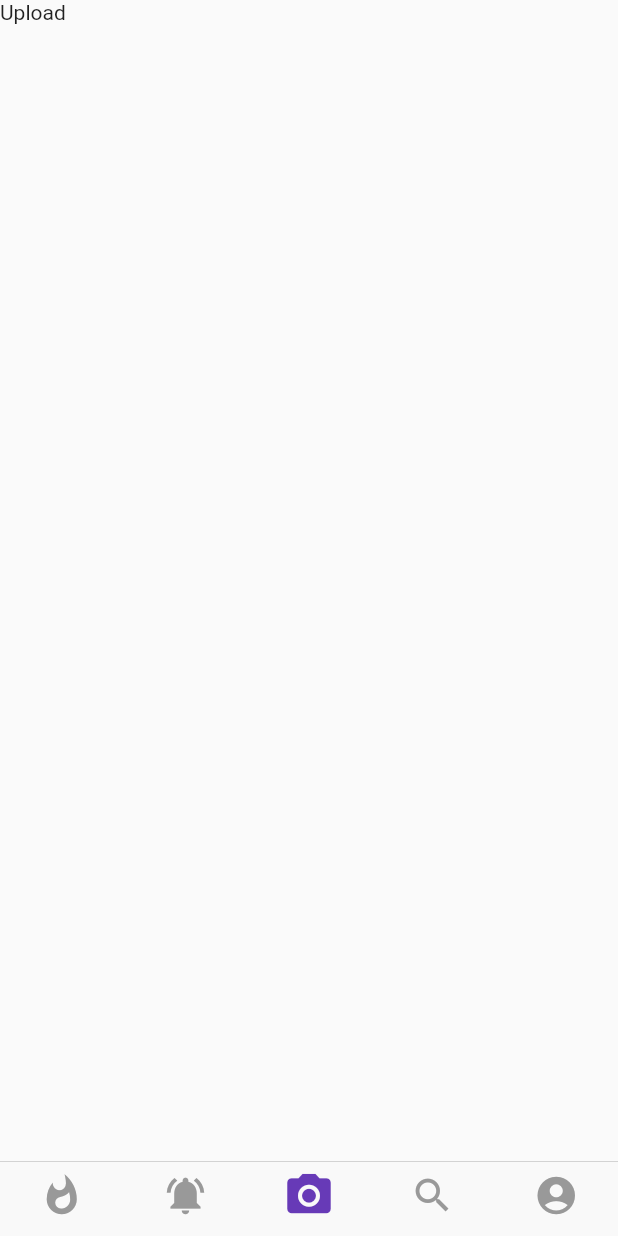
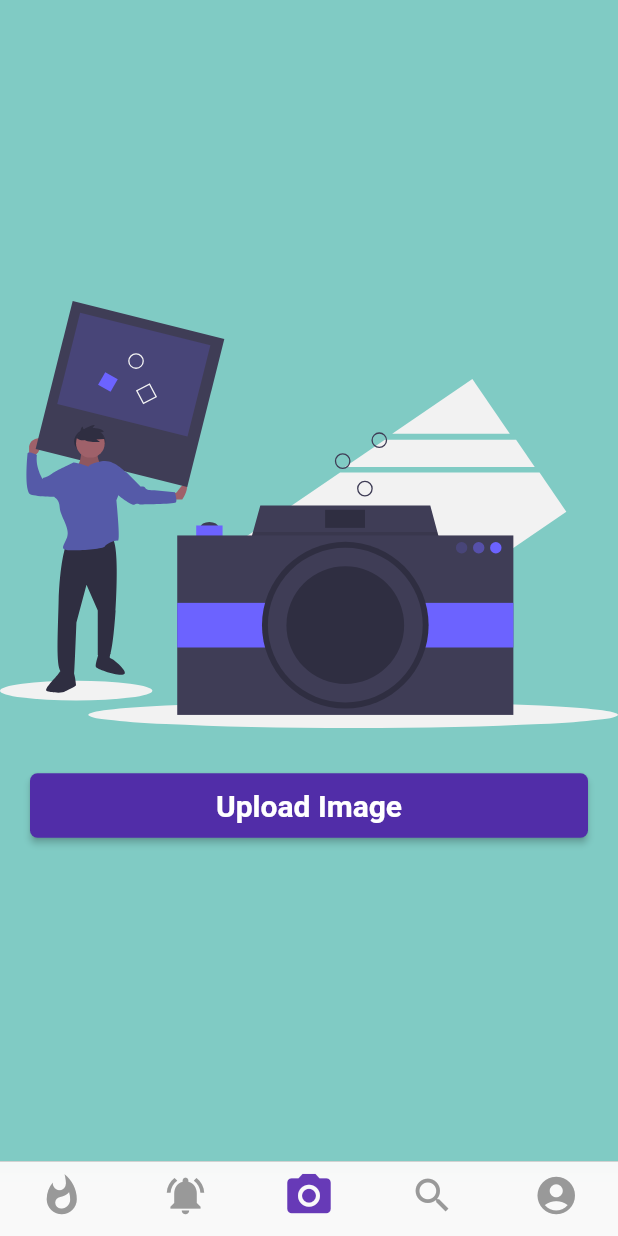
Before and after one commit to magicink/SuperSocial, a Flutter app: the screen it shows once a user with an empty profile is signed in, swiped to page 3, on a phone screen of 412 x 824 dp. Run offline on Flutter 3.47's test engine with Material 2 defaults, Android fonts, the phone set to English and light mode, and no system bars; our stand-ins replace cached_network_image, cloud_firestore, firebase_auth, flutter_svg, google_sign_in, image_picker; accounts and stored records are empty.

Commit message:
Built image picker

```diff
--- a/lib/pages/upload.dart
+++ b/lib/pages/upload.dart
@@ -1,4 +1,7 @@
+import 'dart:io';
 import 'package:flutter/material.dart';
+import 'package:flutter_svg/flutter_svg.dart';
+import 'package:image_picker/image_picker.dart';
 
 class Upload extends StatefulWidget {
   @override
@@ -6,8 +9,86 @@ class Upload extends StatefulWidget {
 }
 
 class _UploadState extends State<Upload> {
+  File file;
+  final imagePicker = ImagePicker();
+
+  Future handleImageFromGallery () async {
+    Navigator.pop(context);
+    final picked = await imagePicker.getImage(source: ImageSource.gallery);
+    if (picked != null) {
+      setState(() {
+        file = File(picked.path);
+      });
+    }
+  }
+
+  Future handleImageFromCamera () async {
+    Navigator.pop(context);
+    final picked = await imagePicker.getImage(source: ImageSource.camera);
+    if (picked != null) {
+      setState(() {
+        file = File(picked.path);
+      });
+    }
+  }
+
+  selectImage(context) {
+    return showDialog(
+        context: context,
+        builder: (context) {
+          return SimpleDialog(
+            title: Text('Create post'),
+            children: <Widget>[
+              SimpleDialogOption(
+                child: Text('Image from camera'),
+                onPressed: handleImageFromCamera,
+              ),
+              SimpleDialogOption(
+                child: Text('Image from gallery'),
+                onPressed: handleImageFromGallery,
+              ),
+              SimpleDialogOption(
+                child: Text('Cancel'),
+                onPressed: () => Navigator.pop(context),
+              )
+            ],
+          );
+        }
+    );
+  }
+
+  Container buildSplashScreen() {
+    return Container(
+      color: Theme.of(context).accentColor,
+      child: Center(
+        child: ListView(
+          shrinkWrap: true,
+          children: <Widget>[
+            SvgPicture.asset('assets/images/upload.svg', height: 300.0),
+            Padding(
+              padding: EdgeInsets.all(20.0),
+              child: RaisedButton(
+                color: Theme.of(context).primaryColorDark,
+                padding: EdgeInsets.all(10.0),
+                child: Text('Upload Image', textAlign: TextAlign.center, style: TextStyle(
+                    color: Colors.white,
+                    fontWeight: FontWeight.bold,
+                    fontSize: 20.0
+                ),),
+                shape: RoundedRectangleBorder(
+                  borderRadius: BorderRadius.circular(5.0)
+                ),
+                onPressed: () => selectImage(context),
+              ),
+            )
+          ],
+        ),
+      ),
+    );
+  }
+
   @override
   Widget build(BuildContext context) {
-    return Text("Upload");
+    return buildSplashScreen();
   }
 }
```
